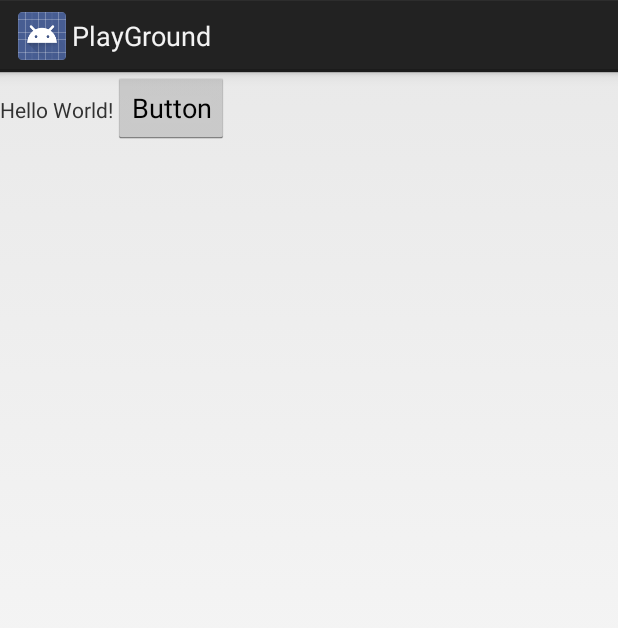
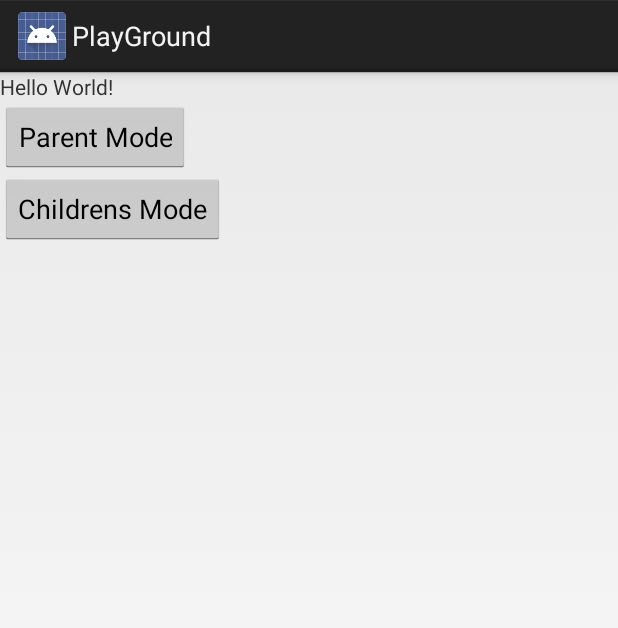
Before and after one commit to cathej6/PlayGround, an Android app: the MainActivity screen opened directly, with no data from a screen before it, on a phone screen of 412 x 824 dp. Shown: the top 628 px of the screen. Run offline under Robolectric (Android 15) with nearby library versions, the phone set to English and light mode, and no system bars.

Commit message:
Added separate buttons on the main activity to go to either parents mode or childs mode, parents mode and childs mode so far only have back buttons to main.

```diff
--- a/app/src/main/AndroidManifest.xml
+++ b/app/src/main/AndroidManifest.xml
@@ -16,13 +16,15 @@
                 <category android:name="android.intent.category.LAUNCHER" />
             </intent-filter>
         </activity>
-
         <activity
             android:name=".LoginActivity"
             android:label="@string/title_activity_login" />
         <activity
             android:name=".ParentActivity"
-            android:label="@string/title_activity_parent"></activity>
+            android:label="@string/title_activity_parent" />
+        <activity
+            android:name=".ChildActivity"
+            android:label="@string/title_activity_child"></activity>
     </application>
 
 </manifest>
--- a/app/src/main/java/edu/washington/cathej/playground/MainActivity.java
+++ b/app/src/main/java/edu/washington/cathej/playground/MainActivity.java
@@ -32,9 +32,9 @@ public class MainActivity extends Activity {
             startActivity(intent);
         }
 
-        Button button = (Button) findViewById(R.id.button);
-
-        button.setOnClickListener(new View.OnClickListener() {
+        // Goes to Parent Mode
+        Button pModeButton = (Button) findViewById(R.id.pMode);
+        pModeButton.setOnClickListener(new View.OnClickListener() {
             @Override
             public void onClick(View v) {
                 Log.i("button", "Text updated.");
@@ -42,5 +42,14 @@ public class MainActivity extends Activity {
                 MainActivity.this.startActivity(intent);
             }
         });
+
+        // Goes to Child Mode
+        Button cModeButton = (Button) findViewById(R.id.cMode);
+        cModeButton.setOnClickListener(new View.OnClickListener() {
+            @Override
+            public void onClick(View v) {
+                Log.i("button", "Text updated.");
+            }
+        });
     }
 }
--- a/app/src/main/res/layout/activity_main.xml
+++ b/app/src/main/res/layout/activity_main.xml
@@ -2,6 +2,7 @@
 <LinearLayout xmlns:android="http://schemas.android.com/apk/res/android"
     xmlns:app="http://schemas.android.com/apk/res-auto"
     xmlns:tools="http://schemas.android.com/tools"
+    android:orientation="vertical"
     android:layout_width="match_parent"
     android:layout_height="match_parent"
     tools:context="edu.washington.cathej.playground.MainActivity">
@@ -9,16 +10,18 @@
     <TextView
         android:layout_width="wrap_content"
         android:layout_height="wrap_content"
-        android:text="Hello World!"
-        app:layout_constraintBottom_toBottomOf="parent"
-        app:layout_constraintLeft_toLeftOf="parent"
-        app:layout_constraintRight_toRightOf="parent"
-        app:layout_constraintTop_toTopOf="parent" />
+        android:text="Hello World!" />
 
     <Button
-        android:id="@+id/button"
+        android:id="@+id/pMode"
         android:layout_width="wrap_content"
         android:layout_height="wrap_content"
-        android:text="Button" />
+        android:text="Parent Mode" />
+
+    <Button
+        android:id="@+id/cMode"
+        android:layout_width="wrap_content"
+        android:layout_height="wrap_content"
+        android:text="Childrens Mode" />
 
 </LinearLayout>
--- a/app/src/main/res/layout/activity_parent.xml
+++ b/app/src/main/res/layout/activity_parent.xml
@@ -4,11 +4,12 @@
     xmlns:tools="http://schemas.android.com/tools"
     android:layout_width="match_parent"
     android:layout_height="match_parent"
+    android:orientation="vertical"
     tools:context="edu.washington.cathej.playground.ParentActivity">
 
     <Button
         android:id="@+id/button"
         android:layout_width="wrap_content"
         android:layout_height="wrap_content"
-        android:text="Button" />
+        android:text="Back" />
 </LinearLayout>
--- a/app/src/main/res/values/strings.xml
+++ b/app/src/main/res/values/strings.xml
@@ -2,4 +2,5 @@
     <string name="app_name">PlayGround</string>
     <string name="title_activity_login">LoginActivity</string>
     <string name="title_activity_parent">ParentActivity</string>
+    <string name="title_activity_child">ChildActivity</string>
 </resources>
```
